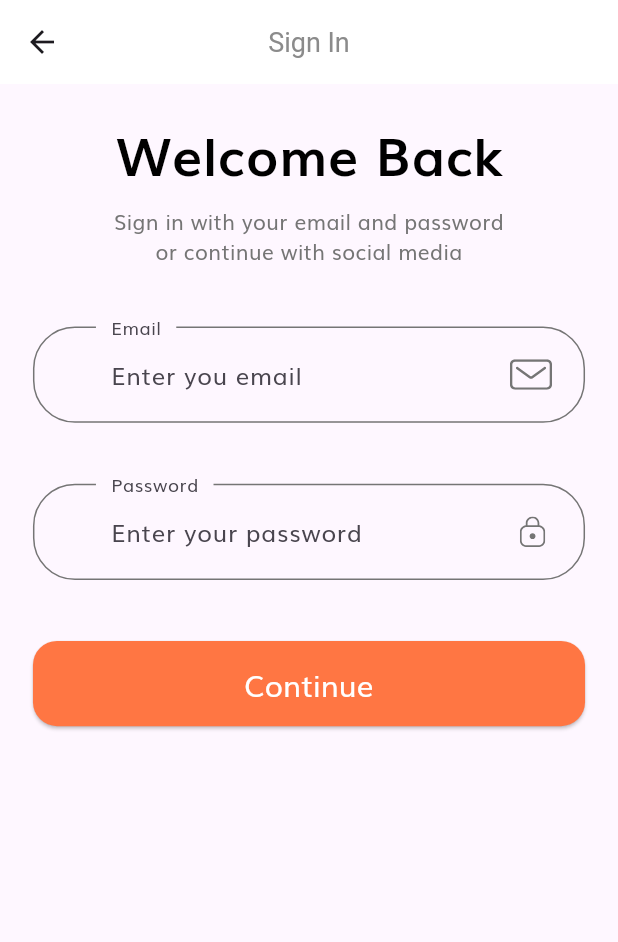
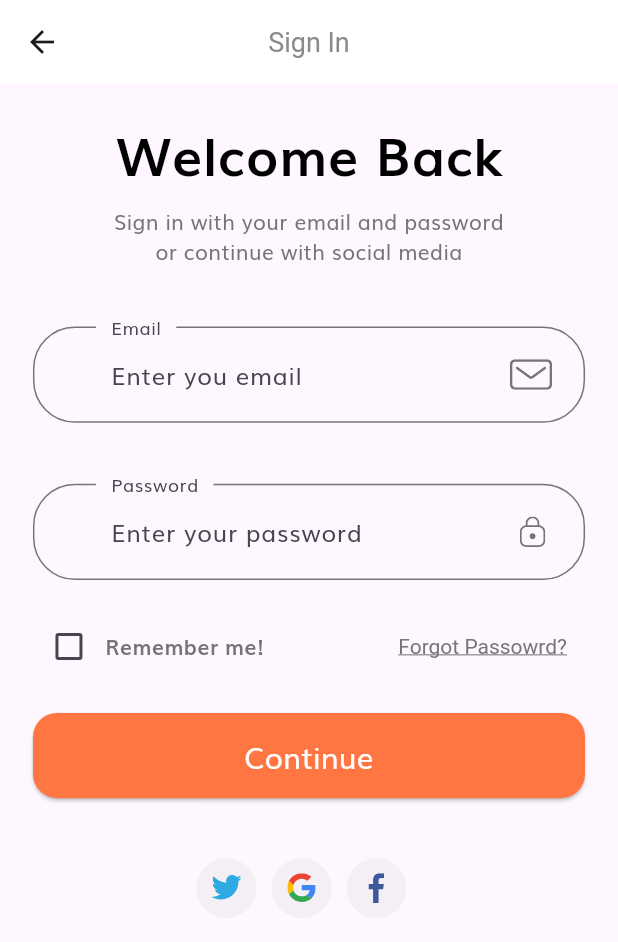
Before and after one commit to AbdelrhmanAmer/Complete-E-Commerce-Flutter-App-UI, a Flutter app: the screen it shows after launch, after a tap on "Continue", on a phone screen of 412 x 824 dp. Shown: the top 942 px of the screen. Run offline on Flutter 3.47's test engine with Material 3 defaults, Android fonts, the phone set to English and light mode, and no system bars; our stand-ins replace flutter_svg.

Commit message:
Sign In Screen (Social Icon)

```diff
--- a/complete_commerce_app/lib/screens/sign_in/components/body.dart
+++ b/complete_commerce_app/lib/screens/sign_in/components/body.dart
@@ -1,9 +1,10 @@
-import 'package:complete_commerce_app/components/default_button.dart';
 import 'package:flutter/material.dart';
+import 'package:flutter_svg/svg.dart';
 
 import '../../../constants.dart';
 import '../../../size_config.dart';
-import 'custom_suffix_icon.dart';
+import 'sign_form.dart';
+import 'social_card.dart';
 
 class Body extends StatelessWidget {
   const Body({super.key});
@@ -16,6 +17,7 @@ class Body extends StatelessWidget {
         child: Padding(
           padding: EdgeInsets.symmetric(
               horizontal: getProportionateScreenWidth(kDefaultPadding)),
+          child: SingleChildScrollView(
             child: Column(
               children: [
                 const SizedBox(height: kDefaultPadding),
@@ -36,87 +38,29 @@ class Body extends StatelessWidget {
                 SizedBox(
                     height: getProportionateScreenHeight(kDefaultPadding * 2)),
                 const SignInForm(),
+                const SizedBox(height: kDefaultPadding * 2),
+                Row(
+                  mainAxisAlignment: MainAxisAlignment.center,
+                  children: [
+                    SocialCard(
+                      icon: 'assets/icons/twitter.svg',
+                      press: () {},
+                    ),
+                    SocialCard(
+                      icon: 'assets/icons/google-icon.svg',
+                      press: () {},
+                    ),
+                    SocialCard(
+                      icon: 'assets/icons/facebook-2.svg',
+                      press: () {},
+                    ),
                   ],
+                )
+              ],
+            ),
           ),
         ),
       ),
     );
   }
 }
-
-class SignInForm extends StatefulWidget {
-  const SignInForm({super.key});
-
-  @override
-  State<SignInForm> createState() => _SignInFormState();
-}
-
-class _SignInFormState extends State<SignInForm> {
-  final GlobalKey<FormState> _formKey = GlobalKey<FormState>();
-  final Map<String, String> _authData = {"email": "", "password": ""};
-
-  @override
-  Widget build(BuildContext context) {
-    return Form(
-      key: _formKey,
-      child: Column(
-        children: [
-          buildEmailField(),
-          SizedBox(height: getProportionateScreenHeight(kDefaultPadding * 2)),
-          buildPasswordField(),
-          SizedBox(height: getProportionateScreenHeight(kDefaultPadding * 2)),
-          DefaultButton(
-              text: "Continue",
-              press: () {
-                if (_formKey.currentState!.validate()) {
-                  _formKey.currentState!.save();
-                }
-              })
-        ],
-      ),
-    );
-  }
-
-  TextFormField buildPasswordField() {
-    return TextFormField(
-      autovalidateMode: AutovalidateMode.onUserInteraction,
-      validator: (value) {
-        if (value!.isEmpty) {
-          return kEmailNullError;
-        } else if (value.length < 8) {
-          return kShortPassError;
-        }
-        return null;
-      },
-      onSaved: (newValue) => _authData['password'] = newValue!,
-      obscureText: true,
-      decoration: const InputDecoration(
-        label: Text("Password"),
-        hintText: "Enter your password",
-        suffixIcon: CustomSuffixIcon(svgIcon: "assets/icons/Lock.svg"),
-      ),
-      keyboardType: TextInputType.text,
-    );
-  }
-
-  TextFormField buildEmailField() {
-    return TextFormField(
-      autovalidateMode: AutovalidateMode.onUserInteraction,
-      validator: (value) {
-        if (value!.isEmpty) {
-          return kEmailNullError;
-        } else if (!emailValidatorRegExp.hasMatch(value)) {
-          return kInvalidEmailError;
-        }
-        return null;
-      },
-      onSaved: (newValue) => _authData['email'] = newValue!,
-      decoration: const InputDecoration(
-        label: Text("Email"),
-        hintText: "Enter you email",
-        suffixIcon: CustomSuffixIcon(svgIcon: "assets/icons/Mail.svg"),
-      ),
-      keyboardType: TextInputType.emailAddress,
-    );
-  }
-}
--- /dev/null
+++ b/complete_commerce_app/lib/screens/sign_in/components/sign_form.dart
@@ -0,0 +1,129 @@
+import 'package:flutter/material.dart';
+
+import '../../../components/default_button.dart';
+import '../../../constants.dart';
+import '../../../size_config.dart';
+import 'custom_suffix_icon.dart';
+
+class SignInForm extends StatefulWidget {
+  const SignInForm({super.key});
+
+  @override
+  State<SignInForm> createState() => _SignInFormState();
+}
+
+class _SignInFormState extends State<SignInForm> {
+  final GlobalKey<FormState> _formKey = GlobalKey<FormState>();
+  final Map<String, String> _authData = {"email": "", "password": ""};
+  bool rememberMe = false;
+
+  @override
+  Widget build(BuildContext context) {
+    return Form(
+      key: _formKey,
+      child: Column(
+        children: [
+          buildEmailField(),
+          SizedBox(height: getProportionateScreenHeight(kDefaultPadding * 2)),
+          buildPasswordField(),
+          SizedBox(height: getProportionateScreenHeight(kDefaultPadding)),
+          Row(
+            mainAxisAlignment: MainAxisAlignment.spaceBetween,
+            children: [
+              buildRemeberMe(),
+              const Spacer(),
+              buildForgotPasswordButton()
+            ],
+          ),
+          SizedBox(height: getProportionateScreenHeight(kDefaultPadding)),
+          DefaultButton(
+              text: "Continue",
+              press: () {
+                if (_formKey.currentState!.validate()) {
+                  _formKey.currentState!.save();
+                }
+              })
+        ],
+      ),
+    );
+  }
+
+  TextButton buildForgotPasswordButton() {
+    return TextButton(
+      onPressed: () {},
+      style: TextButton.styleFrom(
+        textStyle: const TextStyle(decoration: TextDecoration.underline),
+      ),
+      child: const Text(
+        "Forgot Passowrd?",
+        style: TextStyle(color: kTextColor),
+      ),
+    );
+  }
+
+  Row buildRemeberMe() {
+    return Row(
+      children: [
+        Checkbox(
+          value: rememberMe,
+          onChanged: (newValue) {
+            setState(() {
+              if (newValue != null) {
+                rememberMe = newValue;
+              }
+            });
+          },
+          activeColor: kPrimaryColor,
+          materialTapTargetSize: MaterialTapTargetSize.padded,
+        ),
+        const Text(
+          "Remember me!",
+          style: TextStyle(fontWeight: FontWeight.bold, color: kTextColor),
+        ),
+      ],
+    );
+  }
+
+  TextFormField buildPasswordField() {
+    return TextFormField(
+      autovalidateMode: AutovalidateMode.onUserInteraction,
+      validator: (value) {
+        if (value!.isEmpty) {
+          return kEmailNullError;
+        } else if (value.length < 8) {
+          return kShortPassError;
+        }
+        return null;
+      },
+      onSaved: (newValue) => _authData['password'] = newValue!,
+      obscureText: true,
+      decoration: const InputDecoration(
+        label: Text("Password"),
+        hintText: "Enter your password",
+        suffixIcon: CustomSuffixIcon(svgIcon: "assets/icons/Lock.svg"),
+      ),
+      keyboardType: TextInputType.text,
+    );
+  }
+
+  TextFormField buildEmailField() {
+    return TextFormField(
+      autovalidateMode: AutovalidateMode.onUserInteraction,
+      validator: (value) {
+        if (value!.isEmpty) {
+          return kEmailNullError;
+        } else if (!emailValidatorRegExp.hasMatch(value)) {
+          return kInvalidEmailError;
+        }
+        return null;
+      },
+      onSaved: (newValue) => _authData['email'] = newValue!,
+      decoration: const InputDecoration(
+        label: Text("Email"),
+        hintText: "Enter you email",
+        suffixIcon: CustomSuffixIcon(svgIcon: "assets/icons/Mail.svg"),
+      ),
+      keyboardType: TextInputType.emailAddress,
+    );
+  }
+}
--- /dev/null
+++ b/complete_commerce_app/lib/screens/sign_in/components/social_card.dart
@@ -0,0 +1,34 @@
+import 'package:complete_commerce_app/constants.dart';
+import 'package:flutter/material.dart';
+import 'package:flutter_svg/svg.dart';
+
+
+class SocialCard extends StatelessWidget {
+  const SocialCard({
+    super.key, required this.icon, required this.press,
+  });
+  final String icon;
+  final VoidCallback press;
+
+  @override
+  Widget build(BuildContext context) {
+    return Padding(
+      padding: const EdgeInsets.only(right: kDefaultPadding/2),
+      child: InkWell(
+        onTap: press,
+        child: Container(
+          height: 40,
+          width: 40,
+          decoration:BoxDecoration(
+            shape: BoxShape.circle,
+            color: Colors.grey.withOpacity(.1),
+          ),
+          child: Padding(
+            padding: const EdgeInsets.all(10),
+            child: SvgPicture.asset(icon),
+          ),
+        ),
+      ),
+    );
+  }
+}
```
Lines whose indentation alone changed are shown as unchanged.
